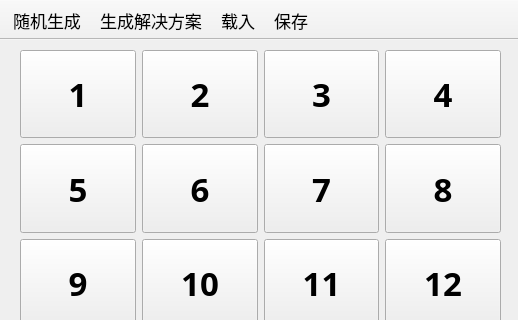
Old version of the form mainwindow.ui in the repository Kingtous/15-Puzzle-Solver; both pictures show x 0 to 518 and y 0 to 320 of the 518 by 466 pixel window.
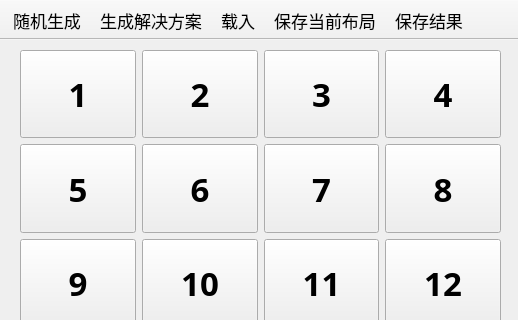
New version of the form.

```diff
--- a/mainwindow.ui
+++ b/mainwindow.ui
@@ -690,7 +690,8 @@
    <addaction name="action_gen"/>
    <addaction name="action_solve"/>
    <addaction name="action_load"/>
-   <addaction name="action_store"/>
+   <addaction name="action_storeLayout"/>
+   <addaction name="action_storeResult"/>
   </widget>
   <action name="action_gen">
    <property name="text">
@@ -737,9 +738,12 @@
     <string>Ctrl+3</string>
    </property>
   </action>
-  <action name="action_store">
+  <action name="action_storeLayout">
    <property name="text">
-    <string>保存</string>
+    <string>保存当前布局</string>
+   </property>
+   <property name="toolTip">
+    <string>保存当前布局</string>
    </property>
    <property name="font">
     <font>
@@ -751,6 +755,23 @@
     <string>Ctrl+4</string>
    </property>
   </action>
+  <action name="action_storeResult">
+   <property name="text">
+    <string>保存结果</string>
+   </property>
+   <property name="toolTip">
+    <string>保存结果</string>
+   </property>
+   <property name="font">
+    <font>
+     <family>Microsoft YaHei UI</family>
+     <pointsize>13</pointsize>
+    </font>
+   </property>
+   <property name="shortcut">
+    <string>Ctrl+5</string>
+   </property>
+  </action>
  </widget>
  <resources/>
  <connections/>
```
